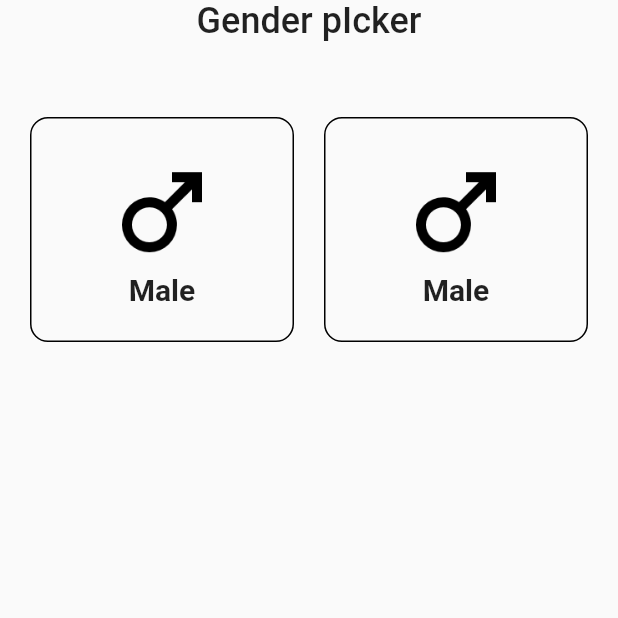
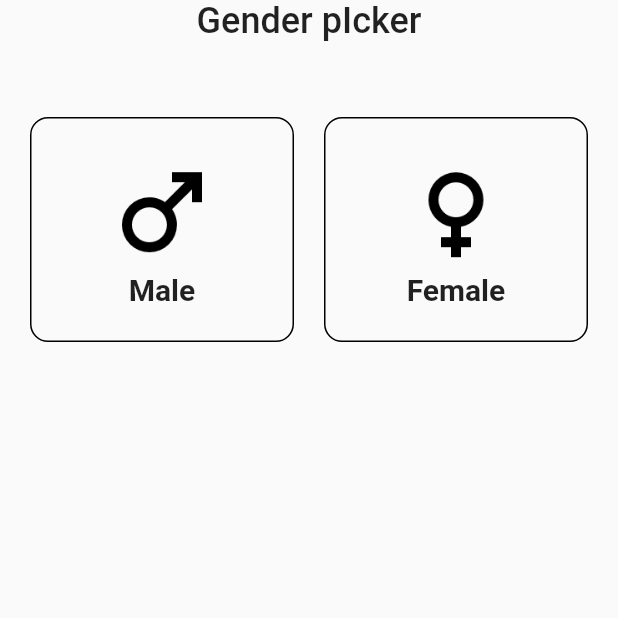
Before and after one commit to jakaalakbar/bwa-flutter-state-management-with-provider, a Flutter app: the screen it shows after launch, on a phone screen of 412 x 824 dp, the top half of it. Run offline on Flutter 3.47's test engine with Material 2 defaults, Android fonts, the light colour scheme and no system bars.

Commit message:
add layout

```diff
--- a/lib/main.dart
+++ b/lib/main.dart
@@ -71,11 +71,11 @@ class MyApp extends StatelessWidget {
                         mainAxisAlignment: MainAxisAlignment.center,
                         children: [
                           Image.asset(
-                            'assets/icon_male.png',
+                            'assets/icon_female.png',
                             height: 80,
                           ),
                           const Text(
-                            'Male',
+                            'Female',
                             style: TextStyle(
                               fontSize: 20,
                               fontWeight: FontWeight.w600,
```
